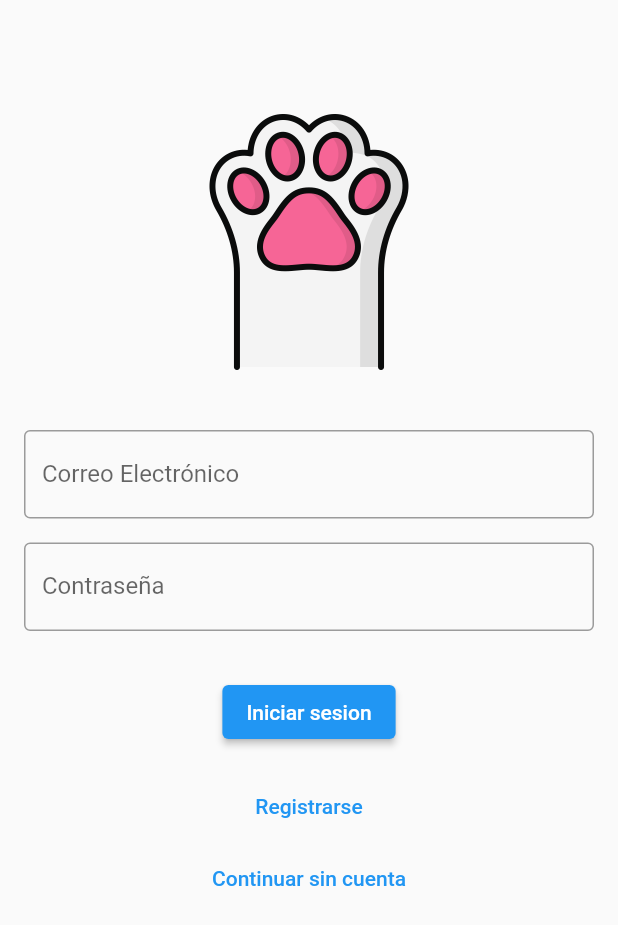
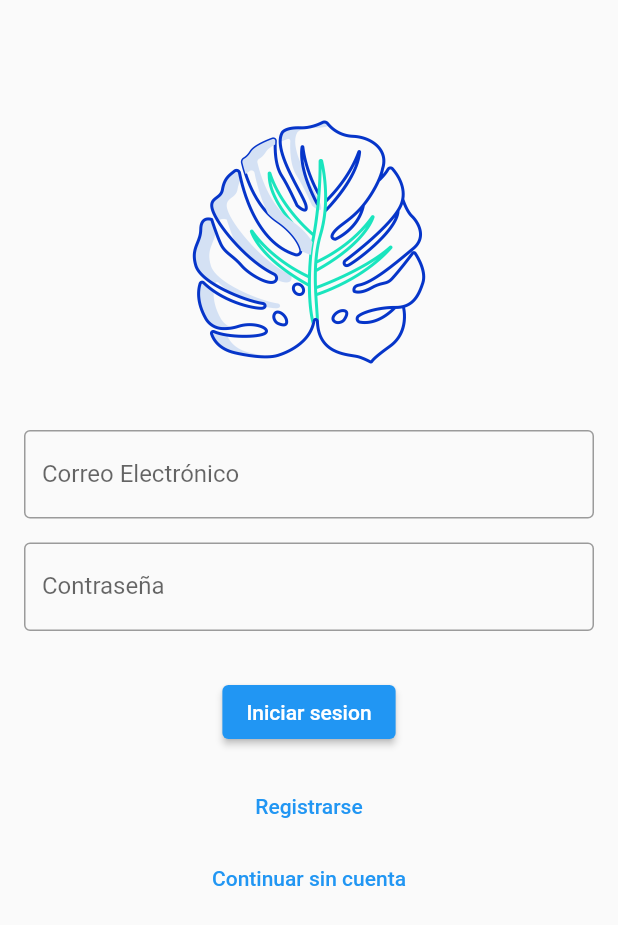
Before and after one commit to SilviaBec/AppUno, a Flutter app: the LoginPage screen opened directly, on a phone screen of 412 x 824 dp. Shown: the top 925 px of the screen. Run offline on Flutter 3.47's test engine with Material 2 defaults, Android fonts, the phone set to English and light mode, and no system bars.

Commit message:
Optimización de LoginPage

```diff
--- a/lib/app.dart
+++ b/lib/app.dart
@@ -1,6 +1,7 @@
 import 'package:app_uno/pages/new_sale.dart';
 import 'package:flutter/material.dart';
 
+import 'pages/login.dart';
 import 'pages/payments.dart';
 
 class MyApp extends StatelessWidget {
@@ -9,8 +10,8 @@ class MyApp extends StatelessWidget {
   @override
   Widget build(BuildContext context) {
     return const MaterialApp(
-    title: "BusCAN",
-    home: NewSalePage(),
+    title: "BlueLeaf",
+    home: LoginPage(),
   );
   }
 }
--- a/lib/pages/login.dart
+++ b/lib/pages/login.dart
@@ -1,6 +1,7 @@
 import 'package:flutter/material.dart';
 
 class LoginPage extends StatelessWidget {
+  final _imageLoc= "assets/images/85.png";
   const LoginPage({super.key});
 
   @override
@@ -11,26 +12,40 @@ class LoginPage extends StatelessWidget {
           padding: const EdgeInsets.all(16.0),
           child: Column(children: <Widget>[
 
+          _logo(),
+          _form(),
 
-            const SizedBox(
-              height: 60,
+                  TextButton(onPressed: (){}, child: const Text("Registrarse"),),
+                  TextButton(onPressed: (){}, child: const Text("Continuar sin cuenta"),),
+
+          ],),
         ),
+      )
+    );
+  }
+
+
+
+
+  Widget _logo(){
+    return Column(children: [
+      const SizedBox(height: 60,),
             //Image.asset("assets/images/8277564.png"),
 
         Image.asset(
-
-          'assets/images/55.png',
-
+        _imageLoc,
         scale: 3.0
-
 ),
+        const SizedBox(height: 40,),
+    ],
+    );
+  }
 
 
 
-        const SizedBox(
-              height: 40,
-            ),
 
+  Widget _form(){
+    return Column(children: [
       const TextField(
             obscureText: false,
             decoration: InputDecoration(
@@ -39,10 +54,7 @@ class LoginPage extends StatelessWidget {
         ),
       ),
 
-
-      const SizedBox(
-              height: 16,
-            ),
+      const SizedBox(height: 16,),
 
       const TextField(
         obscureText: true,
@@ -52,25 +64,11 @@ class LoginPage extends StatelessWidget {
         ),
       ),
 
-      const SizedBox(
-              height: 30,
-            ),
-
-
-
+      const SizedBox(height: 30,),
       ElevatedButton(onPressed: (){}, child: const Text("Iniciar sesion"),),
 
-                const SizedBox(
-                  height: 15,
-                ),
+      const SizedBox(height: 15,),
+    ],);
+  }
 
-                  TextButton(onPressed: (){}, child: const Text("Registrarse"),),
-
-                  TextButton(onPressed: (){}, child: const Text("Continuar sin cuenta"),),
-
-          ],),
-        ),
-      )
-    );
 }
-}
```
Also changed, not shown: lib/pages/new_sale.dart (+22 -0 lines), assets/images/55.png (deleted), assets/images/85.png (added). Lines whose indentation alone changed are shown as unchanged.
